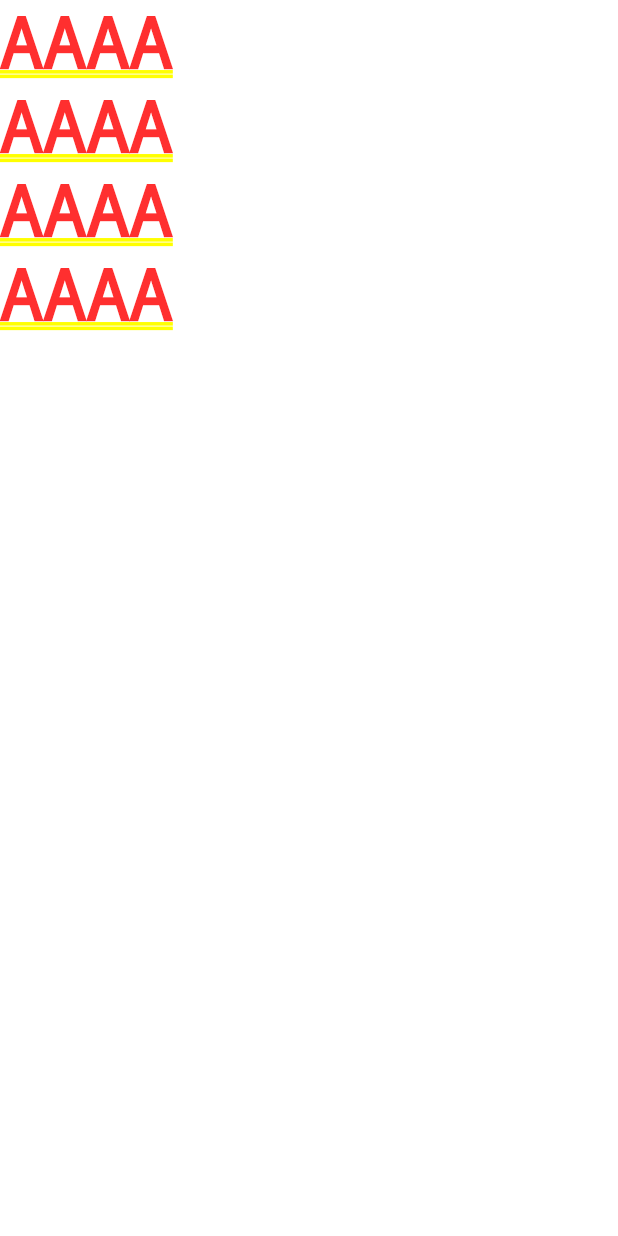
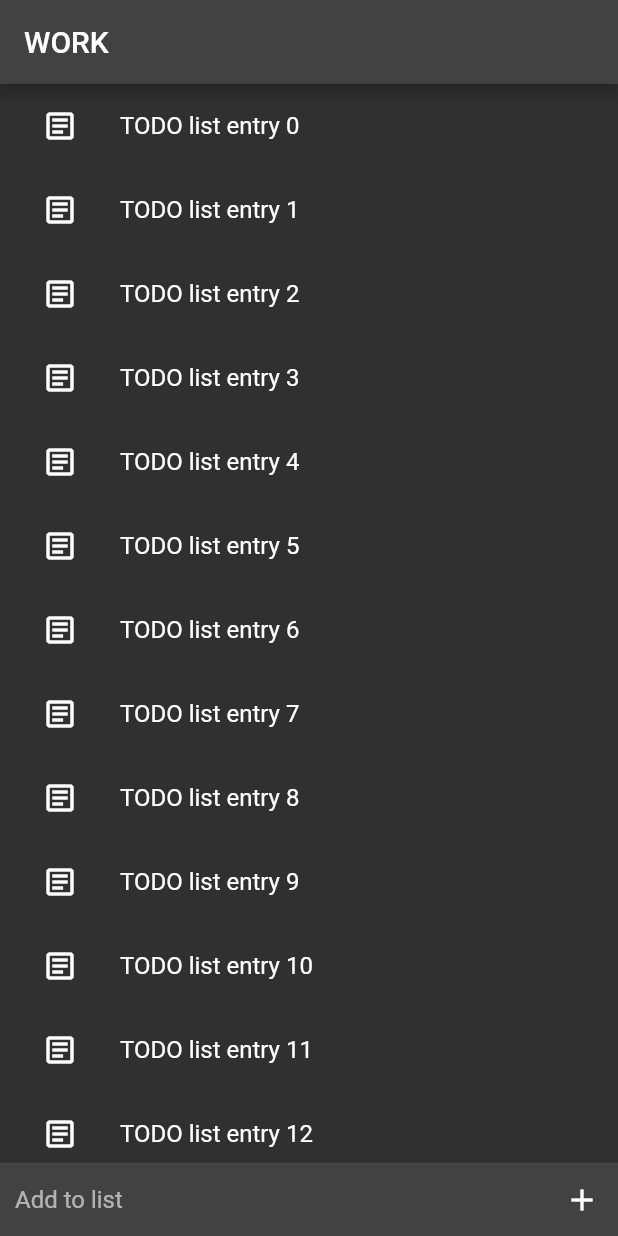
Before and after one commit to archsolar/todo, a Flutter app: the screen it shows after launch, on a phone screen of 412 x 824 dp. Run offline on Flutter 3.47's test engine with Material 2 defaults, Android fonts, the phone set to English and light mode, and no system bars; our stand-ins replace shared_preferences.

Commit message:
basic main menu complete

```diff
--- a/lib/main.dart
+++ b/lib/main.dart
@@ -8,6 +8,7 @@ void main() async {
   //obtain saved state.
   WidgetsFlutterBinding.ensureInitialized();
   SharedPreferences prefs = await SharedPreferences.getInstance();
+
   runApp(MyApp(prefs: prefs));
 }
 
@@ -22,16 +23,18 @@ class MyApp extends StatelessWidget {
       debugShowCheckedModeBanner: false,
       title: 'To-Do List',
       theme: ThemeData.dark(),
-      home:
-          ListsScreen(), /* TaskListScreen(
-        prefs: prefs,
-      ), */
+      home: ListsScreen(prefs: prefs),
+      //     TaskListScreen(
+      //   prefs: prefs,
+      // ),
     );
   }
 }
 
 class ListsScreen extends StatefulWidget {
-  const ListsScreen({super.key});
+  final SharedPreferences prefs;
+
+  const ListsScreen({super.key, required this.prefs});
 
   @override
   State<ListsScreen> createState() => _ListsScreenState();
@@ -40,13 +43,71 @@ class ListsScreen extends StatefulWidget {
 class _ListsScreenState extends State<ListsScreen> {
   @override
   Widget build(BuildContext context) {
-    return ListView(
-      children: [
-        Text("AAAA"),
-        Text("AAAA"),
-        Text("AAAA"),
-        Text("AAAA"),
-      ],
+    return Scaffold(
+      appBar: AppBar(
+        // leading: IconButton(
+        //   icon: Icon(Icons.arrow_back),
+        //   onPressed: () => Navigator.of(context).pop(),
+        // ),
+
+        title: const Text('WORK'),
+      ),
+      body: Column(
+        children: [
+          Expanded(
+            child: ListView.builder(
+              itemBuilder: (_, i) {
+                return ListTile(
+                  leading: IconButton(
+                    icon: Icon(Icons.article_outlined),
+                    onPressed: () => Navigator.of(context).pop(),
+                  ),
+                  title: Text('TODO list entry $i'),
+                  onTap: () {
+                    Navigator.push(
+                        context,
+                        MaterialPageRoute(
+                            builder: (context) =>
+                                TaskListScreen(prefs: widget.prefs)));
+                  }, // Handle your onTap here.
+                );
+              },
+            ),
+          ),
+          const Divider(height: 1.0),
+          Container(
+            decoration: BoxDecoration(
+              color: Theme.of(context).cardColor,
+            ),
+            child: Row(
+              children: [
+                //TODO why flexible here?
+                Flexible(
+                    child: Container(
+                  padding: const EdgeInsets.only(left: 10.0),
+                  child: TextField(
+                      // controller:
+                      //     _textController, // Attach the TextEditingController
+                      // focusNode: myFocusNode, // Attach the FocusNode
+                      canRequestFocus: true,
+                      decoration: const InputDecoration.collapsed(
+                        hintText: "Add to list",
+                      ),
+                      onSubmitted: (value) {
+                        // _addTask(value);
+                      }),
+                )),
+                IconButton(
+                  icon: const Icon(Icons.add),
+                  onPressed: () {
+                    // _addTask(_textController.text);
+                  },
+                ),
+              ],
+            ),
+          )
+        ],
+      ),
     );
   }
 }
```
